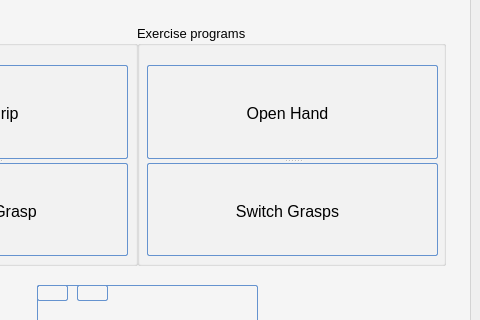
The window that POML060_v1/stageprogram.ui (viniltc/POML060) describes before a commit, drawn with Qt 5; both pictures show x 183 to 663 and y 81 to 401 of the 663 by 525 pixel window.
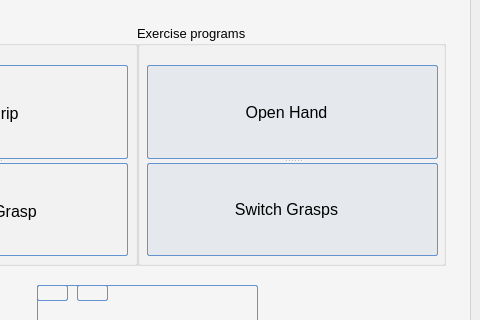
The same window after the commit. Icons and pictures are not drawn. Custom widgets are drawn as their Qt base class.

What changed in the file:
```diff
--- a/POML060_v1/stageprogram.ui
+++ b/POML060_v1/stageprogram.ui
@@ -1027,6 +1027,9 @@
           <enum>Qt::Vertical</enum>
          </property>
          <widget class="QPushButton" name="pushButton_programOpenHand">
+          <property name="enabled">
+           <bool>false</bool>
+          </property>
           <property name="styleSheet">
            <string notr="true">QPushButton:hover{
         background: qlineargradient(x1 : 0, y1 : 0, x2 : 0, y2 :   1, stop :   0.0 #ffd9aa,
@@ -1074,6 +1077,9 @@
           </property>
          </widget>
          <widget class="QPushButton" name="pushButton_programSwitchGrasp">
+          <property name="enabled">
+           <bool>false</bool>
+          </property>
           <property name="styleSheet">
            <string notr="true">QPushButton:hover{
         background: qlineargradient(x1 : 0, y1 : 0, x2 : 0, y2 :   1, stop :   0.0 #ffd9aa,
```
